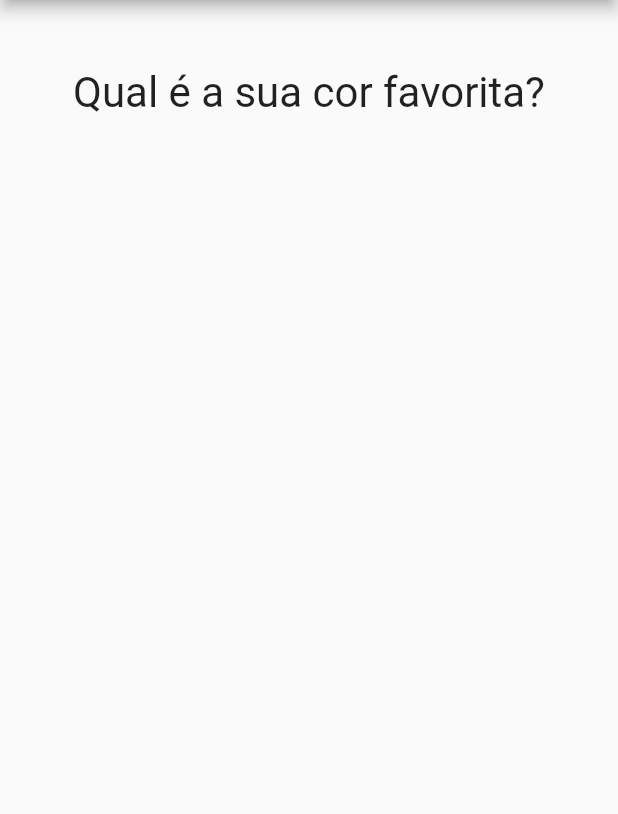
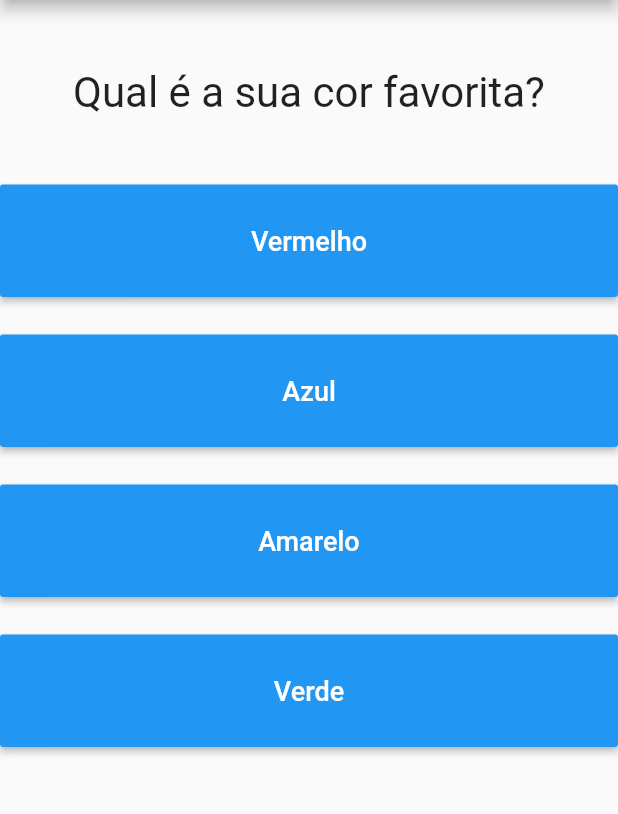
Before and after one commit to Shynjy/app_quiz, a Flutter app: the screen it shows after launch, on a phone screen of 412 x 824 dp, the part 84-898 px from its top. Run offline on Flutter 3.47's test engine with Material 2 defaults, Android fonts, the phone set to English and light mode, and no system bars.

```diff
--- a/lib/btn_resposta.dart
+++ b/lib/btn_resposta.dart
@@ -1,10 +1,10 @@
 import 'package:flutter/material.dart';
 
-class Resposta extends StatelessWidget {
+class BtnResposta extends StatelessWidget {
   final String texto;
   final void Function() onSelection;
 
-  Resposta(this.texto, this.onSelection);
+  BtnResposta(this.texto, this.onSelection);
 
   @override
   Widget build(BuildContext context) {
--- a/lib/main.dart
+++ b/lib/main.dart
@@ -1,59 +1,76 @@
 import 'package:flutter/material.dart';
-import 'questao.dart';
-import 'btn_resposta.dart';
+import 'resultado.dart';
+import 'questionario.dart';
 
 void main() => runApp(AppQuiz());
 
 class _AppQuizState extends State<AppQuiz> {
   var _perguntaSelecionada = 0;
+  var _pontuacaoTotal = 0;
+  final List<Map<String, Object>> _perguntas = const [
+    {
+      'texto': 'Qual é a sua cor favorita?',
+      'respostas': [
+        {'texto': 'Vermelho', 'pontuacao': 10},
+        {'texto': 'Azul', 'pontuacao': 7},
+        {'texto': 'Amarelo', 'pontuacao': 5},
+        {'texto': 'Verde', 'pontuacao': 2},
+      ],
+    },
+    {
+      'texto': 'Qual é o seu animal favorita?',
+      'respostas': [
+        {'texto': 'Cachorro', 'pontuacao': 7},
+        {'texto': 'Gato', 'pontuacao': 10},
+        {'texto': 'Papagaio', 'pontuacao': 2},
+        {'texto': 'Coelho', 'pontuacao': 5},
+      ],
+    },
+    {
+      'texto': 'Qual é o seu instrutor favorita?',
+      'respostas': [
+        {'texto': 'Leonardo Moura Leitão', 'pontuacao': 7},
+        {'texto': 'Mario Souto', 'pontuacao': 5},
+        {'texto': 'Fernando Daciuk', 'pontuacao': 10},
+        {'texto': 'Gustavo Guanabara', 'pontuacao': 3},
+      ],
+    }
+  ];
 
-  void _responder() {
+  void _responder(int pontuacao) {
+    if (temPerguntaSelecionada) {
+      setState(() {
+        _perguntaSelecionada++;
+        _pontuacaoTotal += pontuacao;
+      });
+    }
+  }
+
+  void _reiniciarAppQuiz() {
     setState(() {
-      if (_perguntaSelecionada == 2) {
-        _perguntaSelecionada = 0;
-      } else {
-        _perguntaSelecionada++;
-      }
+      _perguntaSelecionada = 0;
+      _pontuacaoTotal = 0;
     });
   }
 
-  final List<Map<String, Object>> perguntas = [
-      {
-        'texto': 'Qual é a sua cor favorita?',
-        'respostas': ['Vermelho', 'Azul', 'Amarelo', 'Verde'],
-      },
-      {
-        'texto': 'Qual é o seu animal favorita?',
-        'respostas': ['Cachorro', 'Gato', 'Papagaio', 'Coelho'],
-      },
-      {
-        'texto': 'Qual é o seu instrutor favorita?',
-        'respostas': ['Leonardo Moura Leitão', 'Mario Souto', 'Felipe Deschamps', 'Gustavo Guanabara'],
-      }
-  ];
+  bool get temPerguntaSelecionada {
+    return _perguntaSelecionada < _perguntas.length;
+  }
 
   @override
   Widget build(BuildContext context) {
-
-    // Forma imperativa de criar os botões
-    List<Widget> respostas = [];
-
-    for (String textResp in perguntas[_perguntaSelecionada]['respostas']) {
-      respostas.add(Resposta(textResp, _responder));
-    }
-
     return MaterialApp(
       home: Scaffold(
-        appBar: AppBar(
-          title: Text('Perguntas'),
-        ),
-        body: Column(
-          children: <Widget>[
-            Questao(perguntas[_perguntaSelecionada]['texto']),
-            ...respostas,
-          ],
-        ),
-      ),
+          appBar: AppBar(
+            title: Text('Perguntas'),
+          ),
+          body: temPerguntaSelecionada
+              ? Questionario(
+                  perguntas: _perguntas,
+                  perguntaSelecionada: _perguntaSelecionada,
+                  quandoResponder: _responder,
+                )
+              : Resultado(_pontuacaoTotal, _reiniciarAppQuiz)),
     );
   }
 }
--- /dev/null
+++ b/lib/questionario.dart
@@ -0,0 +1,44 @@
+import 'package:flutter/material.dart';
+import 'questao.dart';
+import 'btn_resposta.dart';
+
+class Questionario extends StatelessWidget {
+  final List<Map<String, Object>> perguntas;
+  final int perguntaSelecionada;
+  final void Function(int) quandoResponder;
+
+  Questionario({
+    @required this.perguntas,
+    @required this.perguntaSelecionada,
+    @required this.quandoResponder,
+  });
+
+  bool get temPerguntaSelecionada {
+    return perguntaSelecionada < perguntas.length;
+  }
+
+  @override
+  Widget build(BuildContext context) {
+    // Forma imperativa de criar os botões
+    // List<Widget> respostas = [];
+
+    // for (String textResp in _perguntas[_perguntaSelecionada]['respostas']) {
+    //   respostas.add(BtnResposta(textResp, _responder));
+    // }
+
+    // Forma Declarativa de criar os botões
+    List<Map<String, Object>> respostas = temPerguntaSelecionada
+    ? perguntas[perguntaSelecionada]['respostas']
+    : null;
+
+    return Column(
+      children: <Widget>[
+        Questao(perguntas[perguntaSelecionada]['texto']),
+        ...respostas.map((resp) =>
+        BtnResposta(resp['texto'],
+        () => quandoResponder(resp['pontuacao'])))
+        .toList(),
+      ],
+    );
+  }
+}
```
Also changed, not shown: lib/resultado.dart (added, +43 -0 lines).
